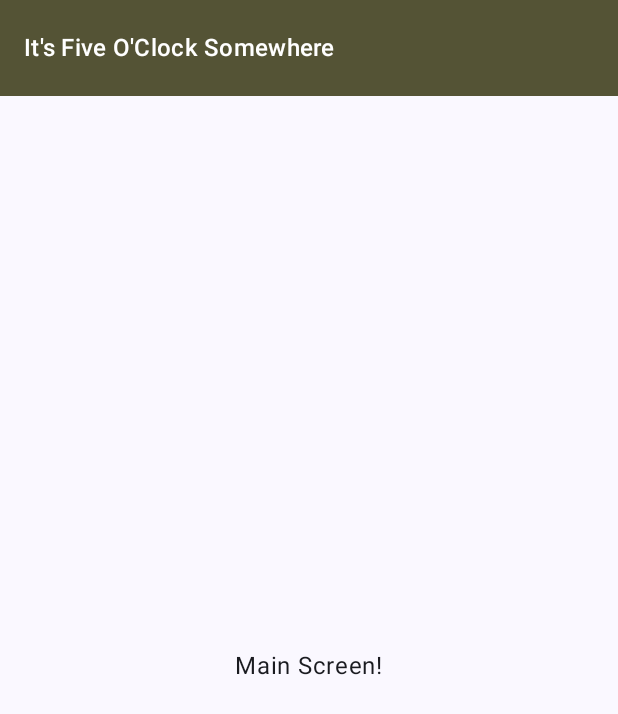
After one commit to leewaggoner/fiveoclocksomewhere, an Android app built with Jetpack Compose: the MainScreen screen opened through its navigation route, on a phone screen of 412 x 824 dp. The commit adds this screen. Shown: the top 714 px of the screen. Run offline under Robolectric (Android 15) with nearby library versions, the phone set to English and light mode, and no system bars.

Commit message:
Added navigation and a color theme.

```diff
--- a/app/build.gradle.kts
+++ b/app/build.gradle.kts
@@ -59,6 +59,7 @@ dependencies {
     implementation("androidx.compose.ui:ui-graphics")
     implementation("androidx.compose.ui:ui-tooling-preview")
     implementation("androidx.compose.material3:material3")
+    implementation("androidx.navigation:navigation-compose:2.7.2")
     implementation("androidx.room:room-runtime:2.5.2")
     annotationProcessor("androidx.room:room-compiler:2.5.2")
     ksp("androidx.room:room-compiler:2.5.2")
--- a/app/src/main/java/com/wreckingballsoftware/fiveoclocksomewhere/MainActivity.kt
+++ b/app/src/main/java/com/wreckingballsoftware/fiveoclocksomewhere/MainActivity.kt
@@ -3,26 +3,42 @@ package com.wreckingballsoftware.fiveoclocksomewhere
 import android.os.Bundle
 import androidx.activity.ComponentActivity
 import androidx.activity.compose.setContent
+import androidx.compose.foundation.layout.Column
 import androidx.compose.foundation.layout.fillMaxSize
-import androidx.compose.material3.MaterialTheme
-import androidx.compose.material3.Surface
+import androidx.compose.foundation.layout.padding
+import androidx.compose.material3.ExperimentalMaterial3Api
+import androidx.compose.material3.Scaffold
 import androidx.compose.material3.Text
 import androidx.compose.runtime.Composable
 import androidx.compose.ui.Modifier
+import androidx.compose.ui.res.stringResource
 import androidx.compose.ui.tooling.preview.Preview
+import com.wreckingballsoftware.fiveoclocksomewhere.ui.FiveHost
+import com.wreckingballsoftware.fiveoclocksomewhere.ui.compose.TopBar
 import com.wreckingballsoftware.fiveoclocksomewhere.ui.theme.FiveOClockSomewhereTheme
 
 class MainActivity : ComponentActivity() {
+    @OptIn(ExperimentalMaterial3Api::class)
     override fun onCreate(savedInstanceState: Bundle?) {
         super.onCreate(savedInstanceState)
         setContent {
-            FiveOClockSomewhereTheme {
-                // A surface container using the 'background' color from the theme
-                Surface(
-                    modifier = Modifier.fillMaxSize(),
-                    color = MaterialTheme.colorScheme.background
+            FiveOClockSomewhereTheme(
+//                darkTheme = true,
+            ) {
+                Scaffold(
+                    topBar = {
+                        TopBar(
+                            title = stringResource(id = R.string.app_title)
+                        )
+                    }
                 ) {
-                    Greeting("Android")
+                    Column(
+                        modifier = Modifier
+                            .padding(it)
+                            .fillMaxSize(),
+                    ) {
+                        FiveHost()
+                    }
                 }
             }
         }
--- /dev/null
+++ b/app/src/main/java/com/wreckingballsoftware/fiveoclocksomewhere/ui/FiveHost.kt
@@ -0,0 +1,32 @@
+package com.wreckingballsoftware.fiveoclocksomewhere.ui
+
+import androidx.compose.runtime.Composable
+import androidx.compose.runtime.remember
+import androidx.navigation.compose.NavHost
+import androidx.navigation.compose.composable
+import androidx.navigation.compose.rememberNavController
+import com.wreckingballsoftware.fiveoclocksomewhere.ui.displaycocktail.DisplayCocktail
+import com.wreckingballsoftware.fiveoclocksomewhere.ui.mainscreen.MainScreen
+
+@Composable
+fun FiveHost() {
+    val navController = rememberNavController()
+    val actions = remember(navController) { Actions(navController) }
+
+    val startDestination = Destinations.MainScreen
+
+    NavHost(navController = navController, startDestination = startDestination) {
+        composable(Destinations.MainScreen) {
+            MainScreen(actions = actions)
+        }
+
+        composable(Destinations.DisplayCocktail) { backStackEntry ->
+            val cocktailId = backStackEntry.arguments?.getInt("cocktailId")
+            cocktailId?.let { id ->
+                DisplayCocktail(
+                    cocktailId = id,
+                )
+            }
+        }
+    }
+}
--- /dev/null
+++ b/app/src/main/java/com/wreckingballsoftware/fiveoclocksomewhere/ui/compose/TopBar.kt
@@ -0,0 +1,32 @@
+package com.wreckingballsoftware.fiveoclocksomewhere.ui.compose
+
+import androidx.compose.material3.ExperimentalMaterial3Api
+import androidx.compose.material3.MaterialTheme
+import androidx.compose.material3.Text
+import androidx.compose.material3.TopAppBar
+import androidx.compose.material3.TopAppBarDefaults
+import androidx.compose.runtime.Composable
+import androidx.compose.ui.Modifier
+import com.wreckingballsoftware.fiveoclocksomewhere.ui.theme.White
+import com.wreckingballsoftware.fiveoclocksomewhere.ui.theme.customColorsPalette
+
+@OptIn(ExperimentalMaterial3Api::class)
+@Composable
+fun TopBar(
+    title: String,
+    modifier: Modifier = Modifier,
+    ) {
+    TopAppBar(
+        modifier = modifier,
+        title = {
+            Text(
+                text = title,
+                style = MaterialTheme.typography.titleMedium,
+            )
+        },
+        colors = TopAppBarDefaults.smallTopAppBarColors(
+            containerColor = MaterialTheme.customColorsPalette.extraColor1,
+            titleContentColor = White,
+        ),
+    )
+}
--- /dev/null
+++ b/app/src/main/java/com/wreckingballsoftware/fiveoclocksomewhere/ui/mainscreen/MainScreen.kt
@@ -0,0 +1,22 @@
+package com.wreckingballsoftware.fiveoclocksomewhere.ui.mainscreen
+
+import androidx.compose.foundation.layout.Arrangement
+import androidx.compose.foundation.layout.Column
+import androidx.compose.foundation.layout.fillMaxSize
+import androidx.compose.material3.Text
+import androidx.compose.runtime.Composable
+import androidx.compose.ui.Alignment
+import androidx.compose.ui.Modifier
+import com.wreckingballsoftware.fiveoclocksomewhere.ui.Actions
+
+@Composable
+fun MainScreen(actions: Actions) {
+    Column(
+        modifier = Modifier
+            .fillMaxSize(),
+        horizontalAlignment = Alignment.CenterHorizontally,
+        verticalArrangement = Arrangement.Center,
+    ) {
+        Text("Main Screen!")
+    }
+}
--- /dev/null
+++ b/app/src/main/java/com/wreckingballsoftware/fiveoclocksomewhere/ui/theme/CustomColorsPalette.kt
@@ -0,0 +1,32 @@
+package com.wreckingballsoftware.fiveoclocksomewhere.ui.theme
+
+import androidx.compose.material3.MaterialTheme
+import androidx.compose.runtime.Composable
+import androidx.compose.runtime.ReadOnlyComposable
+import androidx.compose.runtime.staticCompositionLocalOf
+import androidx.compose.ui.graphics.Color
+
+data class CustomColorsPalette(
+    val extraColor1: Color = Color.Unspecified,
+    val extraColor2: Color = Color.Unspecified,
+    val extraColor3: Color = Color.Unspecified,
+)
+
+val LightCustomColorsPalette = CustomColorsPalette(
+    AppGreen,
+    AppBrown,
+    AppRed,
+)
+
+val DarkCustomColorsPalette = CustomColorsPalette(
+    AppGreen,
+    AppBrown,
+    AppRed,
+)
+
+val LocalCustomColorsPalette = staticCompositionLocalOf { CustomColorsPalette() }
+
+val MaterialTheme.customColorsPalette: CustomColorsPalette
+    @Composable
+    @ReadOnlyComposable
+    get() = LocalCustomColorsPalette.current
--- a/app/src/main/res/values/strings.xml
+++ b/app/src/main/res/values/strings.xml
@@ -1,3 +1,4 @@
 <resources>
     <string name="app_name">Five O\'Clock Somewhere</string>
+    <string name="app_title">It\'s Five O\'Clock Somewhere</string>
 </resources>
```
Also changed, not shown: app/src/main/java/com/wreckingballsoftware/fiveoclocksomewhere/ui/NavGraph.kt (added, +19 -0 lines), app/src/main/java/com/wreckingballsoftware/fiveoclocksomewhere/ui/displaycocktail/DisplayCocktail.kt (added, +21 -0 lines), app/src/main/java/com/wreckingballsoftware/fiveoclocksomewhere/ui/theme/Color.kt (+5 -6 lines), app/src/main/java/com/wreckingballsoftware/fiveoclocksomewhere/ui/theme/Theme.kt (+18 -11 lines).
